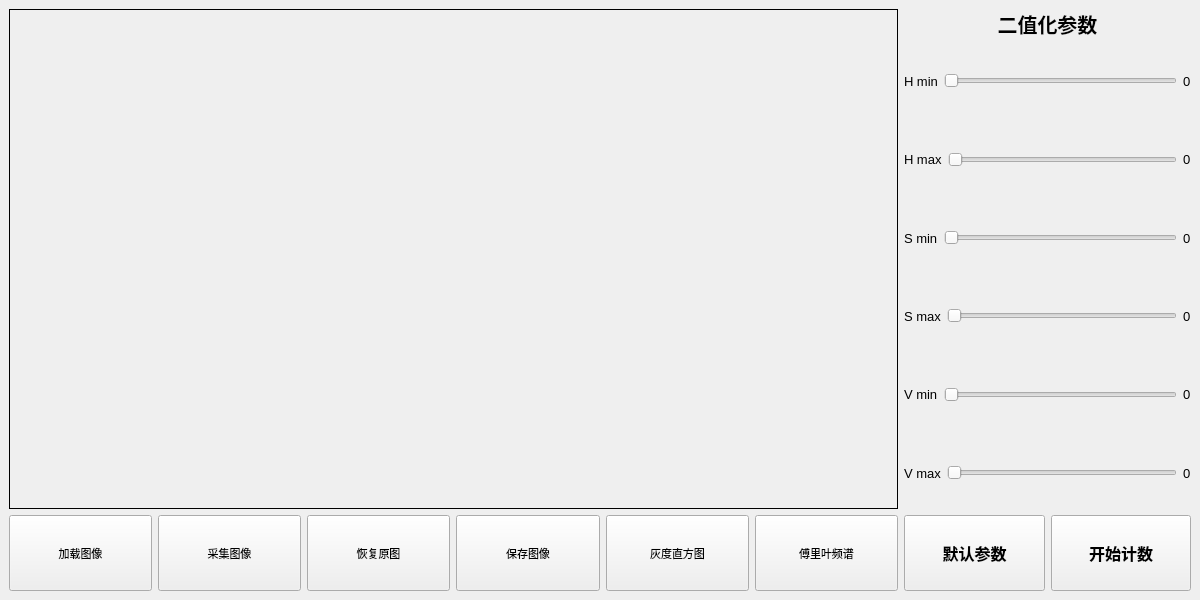
Above: MainWindow.ui from Humble-Engineer/cells_detect before the change. Below: the same form after it.
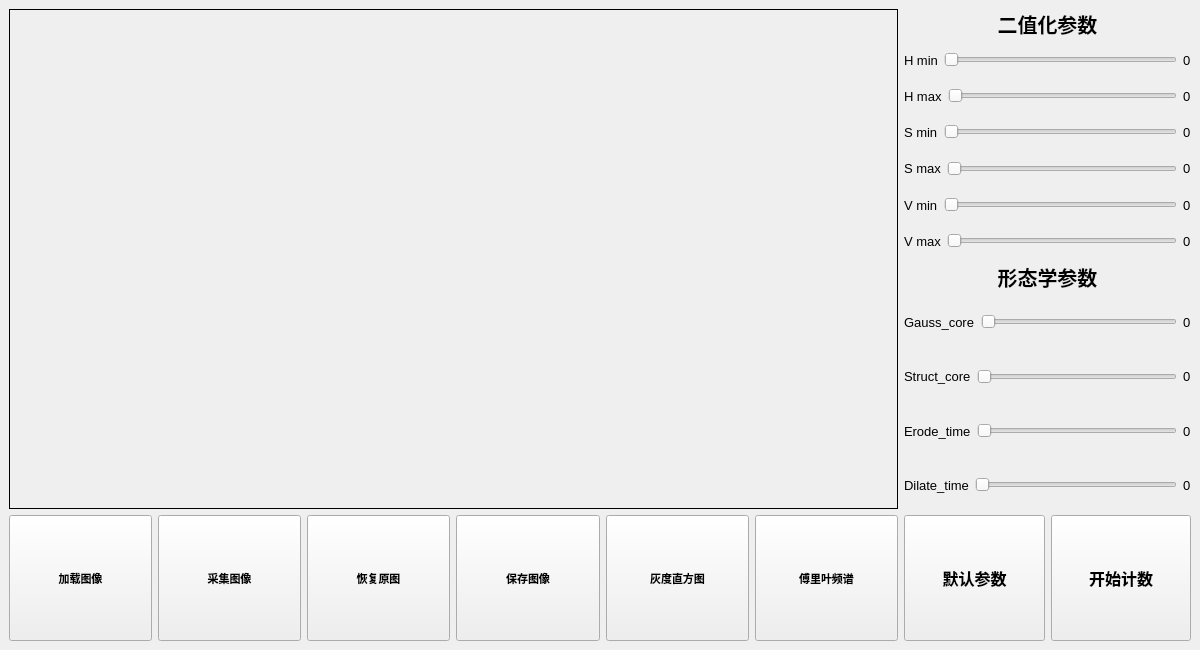
That is the form after the change.

Commit message: 添加形态学参数

The edit to the form file:
```diff
--- a/MainWindow.ui
+++ b/MainWindow.ui
@@ -7,7 +7,7 @@
     <x>0</x>
     <y>0</y>
     <width>1200</width>
-    <height>600</height>
+    <height>650</height>
    </rect>
   </property>
   <property name="sizePolicy">
@@ -41,51 +41,33 @@
   </property>
   <widget class="QWidget" name="centralwidget">
    <layout class="QGridLayout" name="gridLayout">
-    <item row="1" column="1">
-     <layout class="QHBoxLayout" name="horizontalLayout_8">
-      <item>
-       <widget class="QPushButton" name="default_button">
-        <property name="sizePolicy">
-         <sizepolicy hsizetype="MinimumExpanding" vsizetype="MinimumExpanding">
-          <horstretch>0</horstretch>
-          <verstretch>0</verstretch>
-         </sizepolicy>
-        </property>
-        <property name="font">
-         <font>
-          <pointsize>12</pointsize>
-          <italic>false</italic>
-          <bold>true</bold>
-          <underline>false</underline>
-         </font>
-        </property>
-        <property name="text">
-         <string>默认参数</string>
-        </property>
-       </widget>
-      </item>
-      <item>
-       <widget class="QPushButton" name="count_button">
-        <property name="sizePolicy">
-         <sizepolicy hsizetype="MinimumExpanding" vsizetype="MinimumExpanding">
-          <horstretch>0</horstretch>
-          <verstretch>0</verstretch>
-         </sizepolicy>
-        </property>
-        <property name="font">
-         <font>
-          <pointsize>12</pointsize>
-          <italic>false</italic>
-          <bold>true</bold>
-          <underline>false</underline>
-         </font>
-        </property>
-        <property name="text">
-         <string>开始计数</string>
-        </property>
-       </widget>
-      </item>
-     </layout>
+    <item row="0" column="0" rowspan="2">
+     <widget class="QLabel" name="result_img">
+      <property name="sizePolicy">
+       <sizepolicy hsizetype="Expanding" vsizetype="Expanding">
+        <horstretch>0</horstretch>
+        <verstretch>0</verstretch>
+       </sizepolicy>
+      </property>
+      <property name="minimumSize">
+       <size>
+        <width>889</width>
+        <height>500</height>
+       </size>
+      </property>
+      <property name="maximumSize">
+       <size>
+        <width>889</width>
+        <height>500</height>
+       </size>
+      </property>
+      <property name="frameShape">
+       <enum>QFrame::Shape::Panel</enum>
+      </property>
+      <property name="text">
+       <string/>
+      </property>
+     </widget>
     </item>
     <item row="0" column="1">
      <layout class="QVBoxLayout" name="verticalLayout">
@@ -236,6 +218,9 @@
           <property name="maximum">
            <number>255</number>
           </property>
+          <property name="value">
+           <number>0</number>
+          </property>
           <property name="orientation">
            <enum>Qt::Orientation::Horizontal</enum>
           </property>
@@ -279,6 +264,9 @@
           <property name="maximum">
            <number>255</number>
           </property>
+          <property name="value">
+           <number>0</number>
+          </property>
           <property name="orientation">
            <enum>Qt::Orientation::Horizontal</enum>
           </property>
@@ -322,6 +310,9 @@
           <property name="maximum">
            <number>255</number>
           </property>
+          <property name="value">
+           <number>0</number>
+          </property>
           <property name="orientation">
            <enum>Qt::Orientation::Horizontal</enum>
           </property>
@@ -365,6 +356,9 @@
           <property name="maximum">
            <number>255</number>
           </property>
+          <property name="value">
+           <number>0</number>
+          </property>
           <property name="orientation">
            <enum>Qt::Orientation::Horizontal</enum>
           </property>
@@ -390,7 +384,242 @@
       </item>
      </layout>
     </item>
-    <item row="1" column="0">
+    <item row="1" column="1">
+     <layout class="QVBoxLayout" name="verticalLayout_2">
+      <item>
+       <widget class="QLabel" name="label_10">
+        <property name="sizePolicy">
+         <sizepolicy hsizetype="Expanding" vsizetype="Minimum">
+          <horstretch>0</horstretch>
+          <verstretch>0</verstretch>
+         </sizepolicy>
+        </property>
+        <property name="minimumSize">
+         <size>
+          <width>0</width>
+          <height>0</height>
+         </size>
+        </property>
+        <property name="maximumSize">
+         <size>
+          <width>16777215</width>
+          <height>16777215</height>
+         </size>
+        </property>
+        <property name="font">
+         <font>
+          <pointsize>15</pointsize>
+          <italic>false</italic>
+          <bold>true</bold>
+         </font>
+        </property>
+        <property name="text">
+         <string>形态学参数</string>
+        </property>
+        <property name="alignment">
+         <set>Qt::AlignmentFlag::AlignCenter</set>
+        </property>
+       </widget>
+      </item>
+      <item>
+       <layout class="QHBoxLayout" name="horizontalLayout_9">
+        <item>
+         <widget class="QLabel" name="label_11">
+          <property name="text">
+           <string>Gauss_core</string>
+          </property>
+         </widget>
+        </item>
+        <item>
+         <widget class="QSlider" name="Gauss_Slider">
+          <property name="sizePolicy">
+           <sizepolicy hsizetype="MinimumExpanding" vsizetype="MinimumExpanding">
+            <horstretch>0</horstretch>
+            <verstretch>30</verstretch>
+           </sizepolicy>
+          </property>
+          <property name="minimum">
+           <number>0</number>
+          </property>
+          <property name="maximum">
+           <number>4</number>
+          </property>
+          <property name="pageStep">
+           <number>1</number>
+          </property>
+          <property name="value">
+           <number>0</number>
+          </property>
+          <property name="orientation">
+           <enum>Qt::Orientation::Horizontal</enum>
+          </property>
+         </widget>
+        </item>
+        <item>
+         <widget class="QLabel" name="Gauss_label">
+          <property name="sizePolicy">
+           <sizepolicy hsizetype="Preferred" vsizetype="Preferred">
+            <horstretch>0</horstretch>
+            <verstretch>30</verstretch>
+           </sizepolicy>
+          </property>
+          <property name="midLineWidth">
+           <number>4</number>
+          </property>
+          <property name="text">
+           <string>0</string>
+          </property>
+         </widget>
+        </item>
+       </layout>
+      </item>
+      <item>
+       <layout class="QHBoxLayout" name="horizontalLayout_10">
+        <item>
+         <widget class="QLabel" name="label_12">
+          <property name="text">
+           <string>Struct_core</string>
+          </property>
+         </widget>
+        </item>
+        <item>
+         <widget class="QSlider" name="Struct_Slider">
+          <property name="sizePolicy">
+           <sizepolicy hsizetype="MinimumExpanding" vsizetype="MinimumExpanding">
+            <horstretch>0</horstretch>
+            <verstretch>30</verstretch>
+           </sizepolicy>
+          </property>
+          <property name="maximum">
+           <number>4</number>
+          </property>
+          <property name="pageStep">
+           <number>1</number>
+          </property>
+          <property name="orientation">
+           <enum>Qt::Orientation::Horizontal</enum>
+          </property>
+         </widget>
+        </item>
+        <item>
+         <widget class="QLabel" name="Struct_label">
+          <property name="sizePolicy">
+           <sizepolicy hsizetype="Preferred" vsizetype="Preferred">
+            <horstretch>0</horstretch>
+            <verstretch>30</verstretch>
+           </sizepolicy>
+          </property>
+          <property name="midLineWidth">
+           <number>4</number>
+          </property>
+          <property name="text">
+           <string>0</string>
+          </property>
+         </widget>
+        </item>
+       </layout>
+      </item>
+      <item>
+       <layout class="QHBoxLayout" name="horizontalLayout_11">
+        <item>
+         <widget class="QLabel" name="label_13">
+          <property name="text">
+           <string>Erode_time</string>
+          </property>
+         </widget>
+        </item>
+        <item>
+         <widget class="QSlider" name="Erode_Slider">
+          <property name="sizePolicy">
+           <sizepolicy hsizetype="MinimumExpanding" vsizetype="MinimumExpanding">
+            <horstretch>0</horstretch>
+            <verstretch>30</verstretch>
+           </sizepolicy>
+          </property>
+          <property name="maximum">
+           <number>4</number>
+          </property>
+          <property name="singleStep">
+           <number>1</number>
+          </property>
+          <property name="pageStep">
+           <number>1</number>
+          </property>
+          <property name="orientation">
+           <enum>Qt::Orientation::Horizontal</enum>
+          </property>
+         </widget>
+        </item>
+        <item>
+         <widget class="QLabel" name="Erode_label">
+          <property name="sizePolicy">
+           <sizepolicy hsizetype="Preferred" vsizetype="Preferred">
+            <horstretch>0</horstretch>
+            <verstretch>30</verstretch>
+           </sizepolicy>
+          </property>
+          <property name="midLineWidth">
+           <number>4</number>
+          </property>
+          <property name="text">
+           <string>0</string>
+          </property>
+         </widget>
+        </item>
+       </layout>
+      </item>
+      <item>
+       <layout class="QHBoxLayout" name="horizontalLayout_12">
+        <item>
+         <widget class="QLabel" name="label_14">
+          <property name="text">
+           <string>Dilate_time</string>
+          </property>
+         </widget>
+        </item>
+        <item>
+         <widget class="QSlider" name="Dilate_Slider">
+          <property name="sizePolicy">
+           <sizepolicy hsizetype="MinimumExpanding" vsizetype="MinimumExpanding">
+            <horstretch>0</horstretch>
+            <verstretch>30</verstretch>
+           </sizepolicy>
+          </property>
+          <property name="maximum">
+           <number>4</number>
+          </property>
+          <property name="pageStep">
+           <number>1</number>
+          </property>
+          <property name="orientation">
+           <enum>Qt::Orientation::Horizontal</enum>
+          </property>
+         </widget>
+        </item>
+        <item>
+         <widget class="QLabel" name="Dilate_label">
+          <property name="sizePolicy">
+           <sizepolicy hsizetype="Preferred" vsizetype="Preferred">
+            <horstretch>0</horstretch>
+            <verstretch>30</verstretch>
+           </sizepolicy>
+          </property>
+          <property name="midLineWidth">
+           <number>4</number>
+          </property>
+          <property name="text">
+           <string>0</string>
+          </property>
+         </widget>
+        </item>
+       </layout>
+      </item>
+      <item>
+       <layout class="QHBoxLayout" name="horizontalLayout_13"/>
+      </item>
+     </layout>
+    </item>
+    <item row="2" column="0">
      <layout class="QHBoxLayout" name="horizontalLayout_7">
       <item>
        <widget class="QPushButton" name="load_button">
@@ -407,7 +636,7 @@
          <font>
           <pointsize>8</pointsize>
           <italic>false</italic>
-          <bold>false</bold>
+          <bold>true</bold>
           <underline>false</underline>
          </font>
         </property>
@@ -431,7 +660,7 @@
          <font>
           <pointsize>8</pointsize>
           <italic>false</italic>
-          <bold>false</bold>
+          <bold>true</bold>
           <underline>false</underline>
           <kerning>true</kerning>
          </font>
@@ -453,7 +682,7 @@
          <font>
           <pointsize>8</pointsize>
           <italic>false</italic>
-          <bold>false</bold>
+          <bold>true</bold>
           <underline>false</underline>
          </font>
         </property>
@@ -474,7 +703,7 @@
          <font>
           <pointsize>8</pointsize>
           <italic>false</italic>
-          <bold>false</bold>
+          <bold>true</bold>
           <underline>false</underline>
          </font>
         </property>
@@ -494,7 +723,7 @@
         <property name="font">
          <font>
           <pointsize>8</pointsize>
-          <bold>false</bold>
+          <bold>true</bold>
          </font>
         </property>
         <property name="text">
@@ -513,7 +742,7 @@
         <property name="font">
          <font>
           <pointsize>8</pointsize>
-          <bold>false</bold>
+          <bold>true</bold>
          </font>
         </property>
         <property name="text">
@@ -523,33 +752,51 @@
       </item>
      </layout>
     </item>
-    <item row="0" column="0">
-     <widget class="QLabel" name="result_img">
-      <property name="sizePolicy">
-       <sizepolicy hsizetype="Expanding" vsizetype="Expanding">
-        <horstretch>0</horstretch>
-        <verstretch>0</verstretch>
-       </sizepolicy>
-      </property>
-      <property name="minimumSize">
-       <size>
-        <width>889</width>
-        <height>500</height>
-       </size>
-      </property>
-      <property name="maximumSize">
-       <size>
-        <width>889</width>
-        <height>500</height>
-       </size>
-      </property>
-      <property name="frameShape">
-       <enum>QFrame::Shape::Panel</enum>
-      </property>
-      <property name="text">
-       <string/>
-      </property>
-     </widget>
+    <item row="2" column="1">
+     <layout class="QHBoxLayout" name="horizontalLayout_8">
+      <item>
+       <widget class="QPushButton" name="default_button">
+        <property name="sizePolicy">
+         <sizepolicy hsizetype="MinimumExpanding" vsizetype="MinimumExpanding">
+          <horstretch>0</horstretch>
+          <verstretch>0</verstretch>
+         </sizepolicy>
+        </property>
+        <property name="font">
+         <font>
+          <pointsize>12</pointsize>
+          <italic>false</italic>
+          <bold>true</bold>
+          <underline>false</underline>
+         </font>
+        </property>
+        <property name="text">
+         <string>默认参数</string>
+        </property>
+       </widget>
+      </item>
+      <item>
+       <widget class="QPushButton" name="count_button">
+        <property name="sizePolicy">
+         <sizepolicy hsizetype="MinimumExpanding" vsizetype="MinimumExpanding">
+          <horstretch>0</horstretch>
+          <verstretch>0</verstretch>
+         </sizepolicy>
+        </property>
+        <property name="font">
+         <font>
+          <pointsize>12</pointsize>
+          <italic>false</italic>
+          <bold>true</bold>
+          <underline>false</underline>
+         </font>
+        </property>
+        <property name="text">
+         <string>开始计数</string>
+        </property>
+       </widget>
+      </item>
+     </layout>
     </item>
    </layout>
   </widget>
```
The commit also changes 2 other files.
